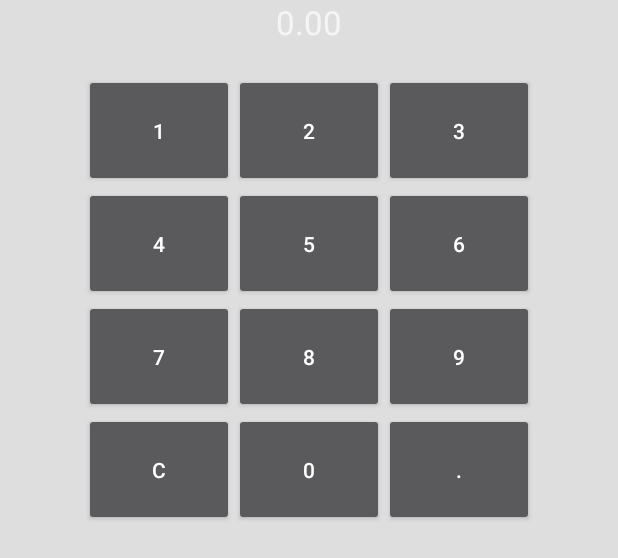
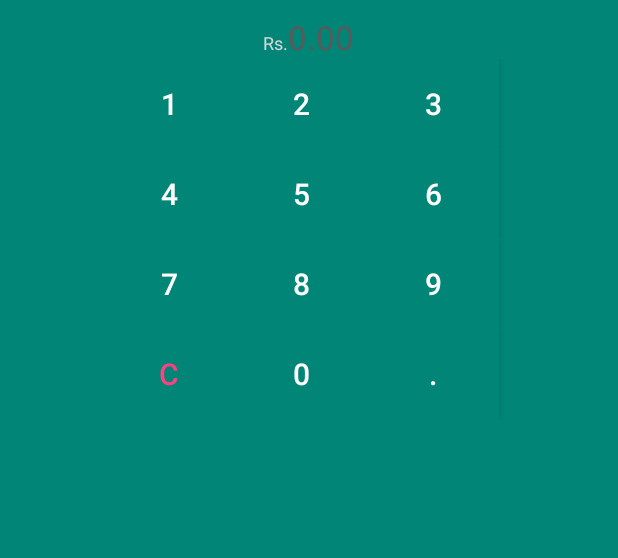
Before and after one commit to palaniramkumar/ExpenseManager, an Android app: the layout numb_pad.xml on its own in the app's theme, with its tools: preview values and no code run, on a phone screen of 412 x 824 dp. Shown: the top 558 px of the screen. Run offline under Robolectric (Android 15) with nearby library versions, the phone set to English and light mode, and no system bars.

Commit message:
Issue #7 & #19
Change popup from HaloBlack to halo.white ,Meterial UI

```diff
--- a/app/src/main/java/com/reader/ramkumar/expensemanager/Categories.java
+++ b/app/src/main/java/com/reader/ramkumar/expensemanager/Categories.java
@@ -98,7 +98,7 @@ public class Categories extends Fragment {
         FloatingActionButton fab = (FloatingActionButton) view.findViewById(R.id.fab);
         fab.setOnClickListener(new View.OnClickListener() {
             public void onClick(View v) {
-                AlertDialog.Builder builder = new AlertDialog.Builder(getActivity());
+                AlertDialog.Builder builder = new AlertDialog.Builder(getActivity(), AlertDialog.THEME_HOLO_LIGHT);
                 //you should edit this to fit your needs
                 builder.setTitle("Add Category");
 
--- a/app/src/main/java/com/reader/ramkumar/expensemanager/Expense_add_window.java
+++ b/app/src/main/java/com/reader/ramkumar/expensemanager/Expense_add_window.java
@@ -1,12 +1,15 @@
 package com.reader.ramkumar.expensemanager;
 
 import android.app.Activity;
+import android.app.AlertDialog;
 import android.app.Dialog;
 import android.app.ListActivity;
 import android.content.Context;
+import android.content.DialogInterface;
 import android.content.Intent;
 import android.database.Cursor;
 import android.os.Bundle;
+import android.view.LayoutInflater;
 import android.view.Menu;
 import android.view.MenuItem;
 import android.view.View;
@@ -221,7 +224,7 @@ public class Expense_add_window extends ListActivity {
         // optionally set additional title
         //np.setAdditionalText("Enter the Amount");
         // show the NumbPad to capture input.
-        np.show(this, "Enter the Amount", NumbPad.HIDE_INPUT,
+        np.show(this,  NumbPad.HIDE_INPUT,
                 new NumbPad.numbPadInterface() {
                     // This is called when the user click the 'Ok' button on the dialog
                     // value is the captured input from the dialog.
@@ -253,24 +256,27 @@ public class Expense_add_window extends ListActivity {
             @Override
             public void onClick(View arg0) {
 
-                final Dialog dialog = new Dialog(Expense_add_window.this);
+                final  AlertDialog.Builder dialog = new  AlertDialog.Builder(Expense_add_window.this, AlertDialog.THEME_HOLO_LIGHT);
+                LayoutInflater inflater = getLayoutInflater();
+                View iView = inflater.inflate(R.layout.calender, null, false);
+                dialog.setView(iView);
+                calendar = (CalendarView) iView.findViewById(R.id.calendarView1);
+                //dialog.setContentView(R.layout.calender);
+                dialog.setPositiveButton("Ok", new DialogInterface.OnClickListener() {
+                    public void onClick(DialogInterface dlg, int sumthin) {
+                        Button edit_amount = (Button) findViewById(R.id.btn_date);
+                        edit_amount.setText(db.getLocalDate(calendar.getDate()/1000));
+                        dlg.dismiss();
 
-                dialog.setContentView(R.layout.calender);
-                calendar = (CalendarView) dialog.findViewById(R.id.calendarView1);
-
-
-                calendar.setOnDateChangeListener(new CalendarView.OnDateChangeListener() {
-
-                    @Override
-                    public void onSelectedDayChange(CalendarView view, int year, int month,
-                                                    int dayOfMonth) {
-                        // TODO Auto-generated method stub
-                        Button edit_amount = (Button) findViewById(R.id.btn_date);
-                        edit_amount.setText(dayOfMonth+"/"+(month+1)+"/"+year);
-                        //Toast.makeText(getBaseContext(), "Selected Date is\n\n" + dayOfMonth + " : " + month + " : " + year,Toast.LENGTH_LONG).show();
-                        dialog.dismiss();
                     }
                 });
+                dialog.setNegativeButton("Cancel", new DialogInterface.OnClickListener() {
+                    public void onClick(DialogInterface dlg, int sumthin) {
+                        dlg.dismiss();
+                        //postrun.numPadCanceled();
+                    }
+                });
+
                 dialog.show();
 
             }
--- a/app/src/main/java/com/reader/ramkumar/expensemanager/FragmentHistory.java
+++ b/app/src/main/java/com/reader/ramkumar/expensemanager/FragmentHistory.java
@@ -15,14 +15,11 @@ import android.view.View;
 import android.view.ViewGroup;
 import android.widget.AdapterView;
 import android.widget.Button;
-import android.widget.ExpandableListView;
 import android.widget.ListView;
 import android.widget.TextView;
 import android.widget.Toast;
 
-//import com.melnykov.fab.FloatingActionButton;
 import com.reader.ramkumar.expensemanager.adapter.Group;
-import com.reader.ramkumar.expensemanager.adapter.MyExpandableListAdapter;
 import com.reader.ramkumar.expensemanager.adapter.StickyHistoryAdapter;
 import com.reader.ramkumar.expensemanager.db.DBHelper;
 import com.reader.ramkumar.expensemanager.util.MonthOperations;
@@ -30,7 +27,6 @@ import com.reader.ramkumar.expensemanager.util.TYPES;
 
 import java.util.Date;
 
-import se.emilsjolander.stickylistheaders.StickyListHeadersAdapter;
 import se.emilsjolander.stickylistheaders.StickyListHeadersListView;
 
 
@@ -240,7 +236,7 @@ public class FragmentHistory extends Fragment implements AdapterView.OnItemClick
     }
 
     void showDialogCatogories(final Context context, final int RECID){
-        final AlertDialog.Builder dialog = new AlertDialog.Builder(context);
+        final AlertDialog.Builder dialog = new AlertDialog.Builder(context, AlertDialog.THEME_HOLO_LIGHT);
 
         //final CharSequence myList[] = db.getDefaultCategory();
         Cursor myList =db.getMyBudgetByCategory();
@@ -280,7 +276,7 @@ public class FragmentHistory extends Fragment implements AdapterView.OnItemClick
         dialog.show();
     }
     void showDialogConfirm(final Context context, final int RECID){
-        new AlertDialog.Builder(context)
+        new AlertDialog.Builder(context, AlertDialog.THEME_HOLO_LIGHT)
                 .setTitle("Delete entry")
                 .setMessage("Remove from Cash Vault ?")
                 .setPositiveButton(android.R.string.yes, new DialogInterface.OnClickListener() {
--- a/app/src/main/java/com/reader/ramkumar/expensemanager/adapter/CategoryCard.java
+++ b/app/src/main/java/com/reader/ramkumar/expensemanager/adapter/CategoryCard.java
@@ -24,7 +24,6 @@ import com.reader.ramkumar.expensemanager.util.TYPES;
 
 import java.util.ArrayList;
 import java.util.List;
-import java.util.Objects;
 
 import it.gmariotti.cardslib.library.internal.Card;
 import it.gmariotti.cardslib.library.internal.CardHeader;
--- a/app/src/main/java/com/reader/ramkumar/expensemanager/adapter/MyExpandableListAdapter.java
+++ b/app/src/main/java/com/reader/ramkumar/expensemanager/adapter/MyExpandableListAdapter.java
@@ -174,7 +174,7 @@ public class MyExpandableListAdapter extends BaseExpandableListAdapter {
 
 
     void showDialogCatogories(final Context context, final int RECID){
-        final AlertDialog.Builder dialog = new AlertDialog.Builder(context);
+        final AlertDialog.Builder dialog = new AlertDialog.Builder(context, AlertDialog.THEME_HOLO_LIGHT);
 
         //final CharSequence myList[] = db.getDefaultCategory();
         Cursor myList =db.getMyBudgetByCategory();
@@ -214,7 +214,7 @@ public class MyExpandableListAdapter extends BaseExpandableListAdapter {
         dialog.show();
     }
     void showDialogConfirm(final Context context, final int RECID){
-        new AlertDialog.Builder(context)
+        new AlertDialog.Builder(context, AlertDialog.THEME_HOLO_LIGHT)
                 .setTitle("Delete entry")
                 .setMessage("Remove from Cash Vault ?")
                 .setPositiveButton(android.R.string.yes, new DialogInterface.OnClickListener() {
--- a/app/src/main/java/com/reader/ramkumar/expensemanager/adapter/NotificationCard.java
+++ b/app/src/main/java/com/reader/ramkumar/expensemanager/adapter/NotificationCard.java
@@ -58,7 +58,7 @@ public class NotificationCard extends CardWithList {
     //this code is duplicated in myexpandablelist adapter
 
     void showDialogCatogories(final int RECID,final int position){
-        final AlertDialog.Builder dialog = new AlertDialog.Builder(getContext());
+        final AlertDialog.Builder dialog = new AlertDialog.Builder(getContext(), AlertDialog.THEME_HOLO_LIGHT);
 
         //final CharSequence myList[] = db.getDefaultCategory();
         Cursor myList =db.getMyBudgetByCategory(); //to showup all the categories in the approval dialog
@@ -100,7 +100,7 @@ public class NotificationCard extends CardWithList {
         dialog.show();
     }
     void showDialogConfirm(final int RECID,final int position){
-        new AlertDialog.Builder(getContext())
+        new AlertDialog.Builder(getContext(), AlertDialog.THEME_HOLO_LIGHT)
                 .setTitle("Delete entry")
                 .setMessage("Can I add this is Cash Vault ?")
                 .setPositiveButton(android.R.string.yes, new DialogInterface.OnClickListener() {
--- a/app/src/main/java/com/reader/ramkumar/expensemanager/db/DBHelper.java
+++ b/app/src/main/java/com/reader/ramkumar/expensemanager/db/DBHelper.java
@@ -378,6 +378,19 @@ public class DBHelper extends SQLiteOpenHelper {
         return dateFormat.format(date);
     }
 
+    public  static String getLocalDate(long timestamp) {
+        try{
+            Calendar calendar = Calendar.getInstance();
+            TimeZone tz = TimeZone.getDefault();
+            calendar.setTimeInMillis(timestamp * 1000);
+            calendar.add(Calendar.MILLISECOND, tz.getOffset(calendar.getTimeInMillis()));
+            SimpleDateFormat sdf = new SimpleDateFormat("MM/dd/yyyy", Locale.getDefault());
+            Date date = (Date) calendar.getTime();
+            return sdf.format(date);
+        }catch (Exception e) {
+        }
+        return "";
+    }
     public  static String getDroidDate(long timestamp) {
         try{
             Calendar calendar = Calendar.getInstance();
--- a/app/src/main/java/com/reader/ramkumar/expensemanager/util/NumbPad.java
+++ b/app/src/main/java/com/reader/ramkumar/expensemanager/util/NumbPad.java
@@ -58,16 +58,14 @@ public class NumbPad {
         addl_text = inTxt;
     }
 
-    public void show(final Activity a, final String promptString, int inFlags,
+    public void show(final Activity a, int inFlags,
                      final numbPadInterface postrun) {
         me = this;
         flag_hideInput = inFlags % 2;
         flag_hidePrompt = (inFlags / 2) % 2;
 
-        Builder dlg = new AlertDialog.Builder(a);
-        if (flag_hidePrompt == 0) {
-            dlg.setTitle(promptString);
-        }
+        Builder dlg = new AlertDialog.Builder(a, AlertDialog.THEME_HOLO_LIGHT);
+
         // Inflate the dialog layout
         LayoutInflater inflater = a.getLayoutInflater();
         View iView = inflater.inflate(R.layout.numb_pad, null, false);
@@ -96,6 +94,9 @@ public class NumbPad {
         btn0 = (Button) iView.findViewById(R.id.button0);
         btnC = (Button) iView.findViewById(R.id.buttonC);
         btnDot = (Button) iView.findViewById(R.id.buttonDot);
+
+        TextView cur_txt = (TextView) iView.findViewById(R.id.txt_currency_sbl);
+        cur_txt.setText(Common.CURRENCY);
 
         btnC.setOnClickListener(new Button.OnClickListener() {
             public void onClick(View v) {
@@ -172,6 +173,7 @@ public class NumbPad {
                 postrun.numPadCanceled();
             }
         });
+
         dlg.show();
     }
 
--- a/app/src/main/res/layout/calender.xml
+++ b/app/src/main/res/layout/calender.xml
@@ -3,6 +3,7 @@
     android:layout_width="match_parent"
     android:layout_height="match_parent"
     android:layout_alignParentBottom="true"
+    android:background="@color/material_deep_teal_500"
     android:layout_alignParentLeft="true" >
 
 
--- a/app/src/main/res/layout/numb_pad.xml
+++ b/app/src/main/res/layout/numb_pad.xml
@@ -1,7 +1,15 @@
 <?xml version="1.0" encoding="utf-8"?>
+<FrameLayout
+    xmlns:android="http://schemas.android.com/apk/res/android"
+    android:layout_width="match_parent"
+    android:layout_height="match_parent"
+    android:layout_alignParentBottom="true"
+    android:background="@color/material_deep_teal_500"
+ >
+
 <LinearLayout xmlns:android="http://schemas.android.com/apk/res/android"
     android:layout_width="match_parent"
-    android:layout_height="match_parent"
+    android:layout_height="wrap_content"
     android:orientation="vertical" >
 
     <!--LinearLayout
@@ -19,124 +27,183 @@
     </LinearLayout-->
 
     <LinearLayout
-        android:layout_width="match_parent"
+        android:layout_width="wrap_content"
+        android:layout_gravity="center_horizontal"
         android:layout_height="wrap_content" >
+        <TextView
+            android:layout_marginTop="10dp"
+            android:layout_width="wrap_content"
+            android:layout_height="wrap_content"
+            android:id="@+id/txt_currency_sbl"
+            android:text="Rs."
+            android:gravity="center"
+            android:textColorHint="@color/button_material_dark"
+            android:textColor="@color/card_activated_kitkat"
+            android:textSize="12dp" />
 
         <TextView
             android:id="@+id/promptValue"
-            android:layout_width="match_parent"
+            android:layout_marginTop="10dp"
+            android:layout_width="wrap_content"
             android:layout_height="wrap_content"
             android:gravity="center"
             android:hint="0.00"
-            android:textColor="#FFFF0000"
+            android:textColorHint="@color/button_material_dark"
+            android:textColor="@color/accent"
             android:textSize="22dp" />
 
     </LinearLayout>
 
     <FrameLayout
-        android:layout_width="wrap_content"
+        android:layout_width="274dp"
         android:layout_height="wrap_content"
         android:layout_gravity="center_horizontal" >
 
         <LinearLayout
-            android:layout_width="wrap_content"
+            android:layout_width="274dp"
             android:layout_height="wrap_content"
             android:orientation="vertical" >
 
             <LinearLayout
-                android:layout_width="wrap_content"
+                android:layout_width="274dp"
                 android:layout_height="wrap_content"
-                android:layout_marginTop="20dp" >
+                android:layout_marginTop="20dp"
+                android:layout_margin="0dp"
+                android:background="@color/material_deep_teal_500">
 
                 <Button
                     android:id="@+id/button1"
-                    android:layout_width="100dp"
-                    android:layout_height="75dp"
-                    android:text="1" />
+                    android:layout_width="wrap_content"
+                    android:layout_height="60dp"
+                    android:background="@color/material_deep_teal_500"
+                    android:text="1"
+                    android:layout_margin="0dp"
+                    android:textSize="20dp" />
 
                 <Button
                     android:id="@+id/button2"
-                    android:layout_width="100dp"
-                    android:layout_height="75dp"
-                    android:text="2" />
+                    android:layout_width="wrap_content"
+                    android:layout_height="60dp"
+                    android:background="@color/material_deep_teal_500"
+                    android:text="2"
+                    android:layout_margin="0dp"
+                    android:textSize="20dp" />
 
                 <Button
                     android:id="@+id/button3"
-                    android:layout_width="100dp"
-                    android:layout_height="75dp"
-                    android:text="3" />
+                    android:layout_width="wrap_content"
+                    android:background="@color/material_deep_teal_500"
+                    android:layout_height="60dp"
+                    android:text="3"
+                    android:layout_margin="0dp"
+                    android:textSize="20dp" />
             </LinearLayout>
 
             <LinearLayout
-                android:layout_width="wrap_content"
-                android:layout_height="wrap_content" >
+                android:layout_width="274dp"
+                android:layout_height="wrap_content"
+                android:layout_margin="0dp"
+                android:background="@color/material_deep_teal_500">
 
                 <Button
                     android:id="@+id/button4"
-                    android:layout_width="100dp"
-                    android:layout_height="75dp"
-                    android:text="4" />
+                    android:layout_width="wrap_content"
+                    android:background="@color/material_deep_teal_500"
+                    android:layout_height="60dp"
+                    android:text="4"
+                    android:layout_margin="0dp"
+                    android:textSize="20dp" />
 
                 <Button
                     android:id="@+id/button5"
-                    android:layout_width="100dp"
-                    android:layout_height="75dp"
-                    android:text="5" />
+                    android:layout_width="wrap_content"
+                    android:background="@color/material_deep_teal_500"
+                    android:layout_height="60dp"
+                    android:text="5"
+                    android:layout_margin="0dp"
+                    android:textSize="20dp" />
 
                 <Button
                     android:id="@+id/button6"
-                    android:layout_width="100dp"
-                    android:layout_height="75dp"
-                    android:text="6" />
+                    android:layout_width="wrap_content"
+                    android:background="@color/material_deep_teal_500"
+                    android:layout_height="60dp"
+                    android:text="6"
+                    android:layout_margin="0dp"
+                    android:textSize="20dp" />
             </LinearLayout>
 
             <LinearLayout
-                android:layout_width="wrap_content"
-                android:layout_height="wrap_content" >
+                android:layout_width="274dp"
+                android:layout_height="wrap_content"
+                android:layout_margin="0dp"
+                android:background="@color/material_deep_teal_500">
 
                 <Button
                     android:id="@+id/button7"
-                    android:layout_width="100dp"
-                    android:layout_height="75dp"
-                    android:text="7" />
+                    android:layout_width="wrap_content"
+                    android:background="@color/material_deep_teal_500"
+                    android:layout_height="60dp"
+                    android:text="7"
+                    android:layout_margin="0dp"
+                    android:textSize="20dp" />
 
                 <Button
                     android:id="@+id/button8"
-                    android:layout_width="100dp"
-                    android:layout_height="75dp"
-                    android:text="8" />
+                    android:layout_width="wrap_content"
+                    android:background="@color/material_deep_teal_500"
+                    android:layout_height="60dp"
+                    android:text="8"
+                    android:layout_margin="0dp"
+                    android:textSize="20dp" />
 
                 <Button
                     android:id="@+id/button9"
-                    android:layout_width="100dp"
-                    android:layout_height="75dp"
-                    android:text="9" />
+                    android:layout_width="wrap_content"
+                    android:background="@color/material_deep_teal_500"
+                    android:layout_height="60dp"
+                    android:text="9"
+                    android:layout_margin="0dp"
+                    android:textSize="20dp" />
             </LinearLayout>
 
             <LinearLayout
-                android:layout_width="wrap_content"
+                android:layout_width="274dp"
                 android:layout_height="wrap_content"
-                android:layout_marginBottom="20dp" >
+                android:layout_marginBottom="20dp"
+                android:layout_margin="0dp"
+                android:background="@color/material_deep_teal_500">
 
                 <Button
                     android:id="@+id/buttonC"
-                    android:layout_width="100dp"
-                    android:layout_height="75dp"
-                    android:text="C" />
+                    android:layout_width="wrap_content"
+                    android:background="@color/material_deep_teal_500"
+                    android:layout_height="60dp"
+                    android:text="C"
+                    android:textColor="@color/accent"
+                    android:layout_margin="0dp"
+                    android:textSize="20dp" />
 
                 <Button
                     android:id="@+id/button0"
-                    android:layout_width="100dp"
-                    android:layout_height="75dp"
-                    android:text="0" />
+                    android:layout_width="wrap_content"
+                    android:background="@color/material_deep_teal_500"
+                    android:layout_height="60dp"
+                    android:text="0"
+                    android:layout_margin="0dp"
+                    android:textSize="20dp" />
 
                 <Button
                     android:id="@+id/buttonDot"
-                    android:layout_width="100dp"
-                    android:layout_height="75dp"
-                    android:text="." />
+                    android:layout_width="wrap_content"
+                    android:background="@color/material_deep_teal_500"
+                    android:layout_height="60dp"
+                    android:text="."
+                    android:layout_margin="0dp"
+                    android:textSize="20dp" />
             </LinearLayout>
         </LinearLayout>
     </FrameLayout>
 
 </LinearLayout>
+    </FrameLayout>
```
